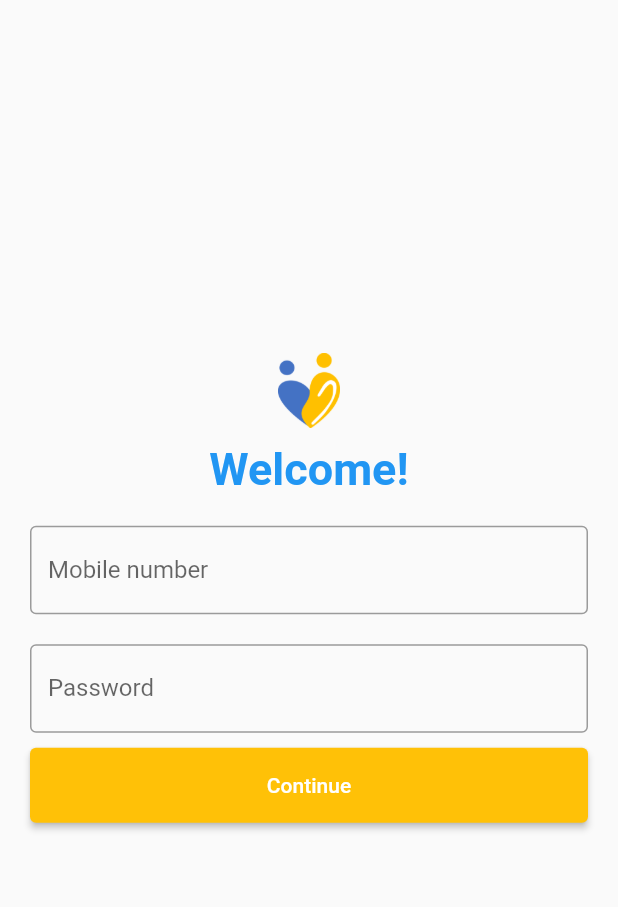
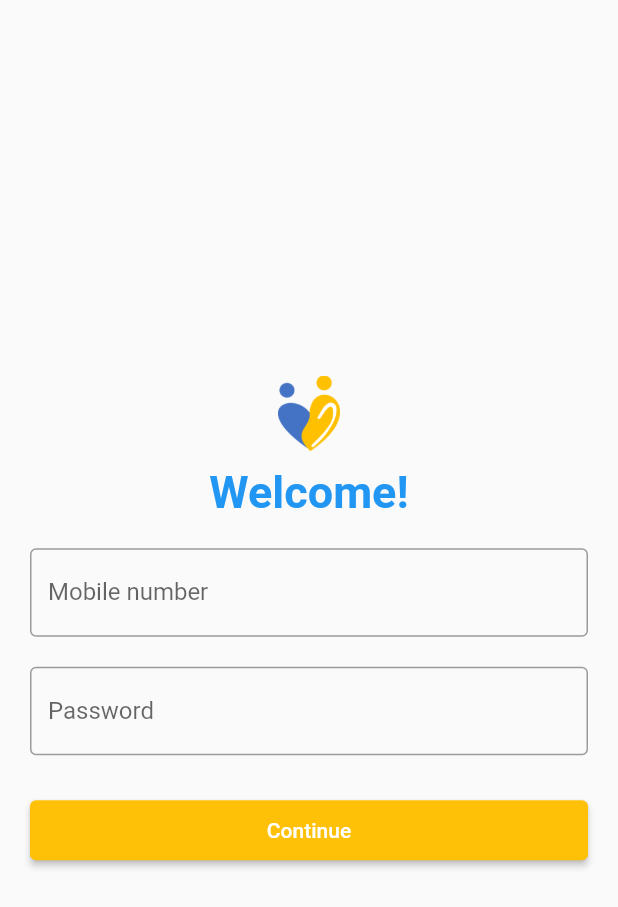
Before and after one commit to BrainHack2021-Hackuna-Matata/app-mobile, a Flutter app: the screen it shows after launch, on a phone screen of 412 x 824 dp. Shown: the top 907 px of the screen. Run offline on Flutter 3.47's test engine with Material 2 defaults, Android fonts, the phone set to English and light mode, and no system bars; our stand-ins replace datetime_picker_formfield, google_maps_flutter, timer_count_down.

Commit message:
Fix styling

```diff
--- a/lib/screens/authScreen/authScreen.dart
+++ b/lib/screens/authScreen/authScreen.dart
@@ -1,12 +1,14 @@
+import 'dart:convert';
+
 import "package:flutter/material.dart";
 import 'package:http/http.dart' as http;
-import 'dart:convert';
 import 'package:provider/provider.dart';
+
+import './registerScreen.dart';
+import '../../api/static.dart';
+import '../../components/notifier.dart';
+import '../../models/user.dart';
 import '../tabScreen.dart';
-import './registerScreen.dart';
-import '../../models/user.dart';
-import '../../components/notifier.dart';
-import '../../api/static.dart';
 
 class AuthScreen extends StatefulWidget {
   @override
@@ -16,6 +18,7 @@ class AuthScreen extends StatefulWidget {
 class LoginData {
   final String mobile;
   final String password;
+
   LoginData(this.mobile, this.password);
 }
 
@@ -23,15 +26,18 @@ class _AuthScreenState extends State<AuthScreen> {
   TextEditingController mobileController = TextEditingController();
   TextEditingController passwordController = TextEditingController();
   bool _wrongpassword = false;
+  bool _wrongformat = false;
   bool _notext = false;
-  // Widget register() {
 
-  // }
   void clickLogin(UserNotifier user) async {
     if (mobileController.text == '' || passwordController.text == '') {
       _notext = true;
       return;
+    } else if (int.tryParse(mobileController.text) == null || mobileController.text.length != 8) {
+      _wrongformat = true;
+      return;
     }
+
     await http
         .post(
       Uri.parse('${Api.CURR_URL}/login'),
@@ -77,9 +83,8 @@ class _AuthScreenState extends State<AuthScreen> {
   @override
   Widget build(BuildContext context) {
     return Scaffold(
-      body: Padding(
-        padding: EdgeInsets.all(10),
-        child: SingleChildScrollView(
+      body: SafeArea(
+        minimum: EdgeInsets.all(10),
         child: ConstrainedBox(
           constraints: BoxConstraints(
             minWidth: MediaQuery.of(context).size.width,
@@ -110,6 +115,7 @@ class _AuthScreenState extends State<AuthScreen> {
                   decoration: InputDecoration(
                     border: OutlineInputBorder(),
                     labelText: 'Mobile number',
+                    errorText: _wrongformat ? 'Please enter a valid SG number' : null,
                   ),
                 ),
               ),
@@ -124,9 +130,9 @@ class _AuthScreenState extends State<AuthScreen> {
                   decoration: InputDecoration(
                     errorStyle: TextStyle(),
                     errorText: _notext
-                          ? 'Please Enter Something in both fields...'
+                        ? 'Please enter Something in both fields...'
                         : _wrongpassword
-                              ? 'Wrong Password Entered'
+                            ? 'Wrong password entered'
                             : null,
                     border: OutlineInputBorder(),
                     labelText: 'Password',
@@ -134,14 +140,13 @@ class _AuthScreenState extends State<AuthScreen> {
                 ),
               ),
               Container(
-                  height: 50,
-                  padding: EdgeInsets.fromLTRB(10, 0, 10, 0),
+                height: 60,
+                padding: EdgeInsets.fromLTRB(10, 20, 10, 0),
                 width: double.infinity,
                 child: Consumer<UserNotifier>(
                   builder: (context, user, child) {
                     return ElevatedButton(
                       style: ElevatedButton.styleFrom(
-
                         onPrimary: Colors.white,
                       ),
                       child: Text('Continue'),
@@ -154,7 +159,6 @@ class _AuthScreenState extends State<AuthScreen> {
           ),
         ),
       ),
-      ),
     );
   }
 }
```
Also changed, not shown: lib/main.dart (+7 -7 lines), lib/screens/authScreen/registerScreen.dart (+33 -31 lines), lib/screens/meetupScreen/addMeetupScreen.dart (deleted, +0 -28 lines), lib/screens/meetupScreen/meetupDetailsScreen.dart (+20 -26 lines), lib/screens/meetupScreen/meetupListScreen.dart (+4 -8 lines), lib/screens/purchasescreen/purchaseCreatorForm.dart (+26 -24 lines), lib/screens/purchasescreen/purchaseSplash.dart (+11 -76 lines), lib/screens/purchasescreen/viewActivePurchase.dart (+51 -48 lines). Lines whose indentation alone changed are shown as unchanged.
